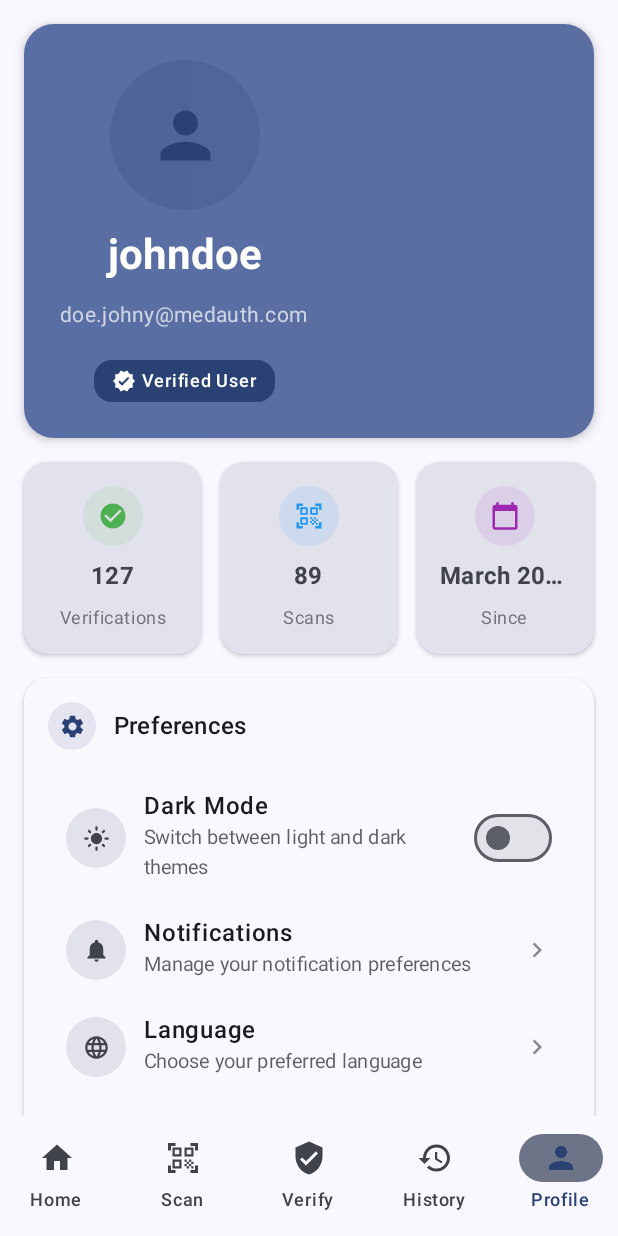
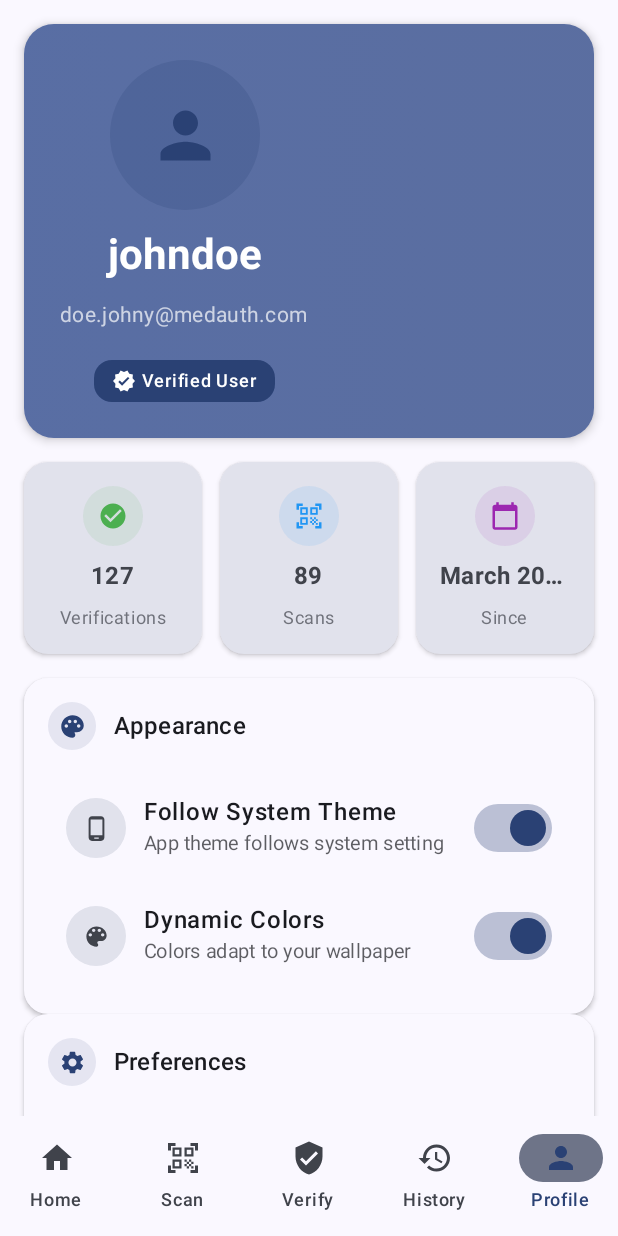
Before and after one commit to DevKorrir/medAuth-Kotlin, an Android app built with Jetpack Compose: the ProfileScreen screen opened through its navigation route, on a phone screen of 412 x 824 dp. Run offline under Robolectric (Android 15) with nearby library versions, the phone set to English and light mode, and no system bars.

Commit message:
Feat: implement theme toggle

```diff
--- a/app/src/main/java/dev/korryr/medauth/data/local/preferences/AppPreferences.kt
+++ b/app/src/main/java/dev/korryr/medauth/data/local/preferences/AppPreferences.kt
@@ -14,6 +14,13 @@ import kotlinx.coroutines.flow.first
 import kotlinx.coroutines.flow.map
 //import javax.inject.Inject
 //import javax.inject.Singleton
+
+// Data class for theme state
+data class ThemeState(
+    val isDarkTheme: Boolean = false,
+    val isDynamicColor: Boolean = true,
+    val isAutoTheme: Boolean = true
+)
 
 // DataStore extension
 private val Context.dataStore: DataStore<Preferences> by preferencesDataStore(name = "medauth_preferences")
--- a/app/src/main/java/dev/korryr/medauth/navigation/AppNavigation.kt
+++ b/app/src/main/java/dev/korryr/medauth/navigation/AppNavigation.kt
@@ -7,6 +7,8 @@ import androidx.compose.ui.Modifier
 import androidx.navigation.NavHostController
 import androidx.navigation.compose.NavHost
 import androidx.navigation.compose.composable
+import dev.korryr.medauth.data.local.preferences.ThemePreferences
+import dev.korryr.medauth.data.local.preferences.ThemeState
 import dev.korryr.medauth.presentation.features.auth.proflile.ProfileScreen
 import dev.korryr.medauth.presentation.features.history.HistoryScreen
 import dev.korryr.medauth.presentation.features.home.HomeScreen
@@ -15,8 +17,8 @@ import dev.korryr.medauth.presentation.features.verification.VerifyScreen
 
 @Composable
 fun AppNavigation(
-    isDarkTheme: Boolean,
-    onThemeToggle: (Boolean) -> Unit,
+    themeState: ThemeState,
+    themePreferences: ThemePreferences,
     modifier: Modifier = Modifier,
     navController: NavHostController
 ) {
@@ -46,8 +48,8 @@ fun AppNavigation(
                 }
                 composable(Screen.Profile.route) {
                     ProfileScreen(
-                        isDarkTheme = isDarkTheme,
-                        onThemeToggle = onThemeToggle,
+                        themeState = themeState,
+                        themePreferences = themePreferences,
                         modifier = modifier
                     )
                 }
--- a/app/src/main/java/dev/korryr/medauth/presentation/activities/MainActivity.kt
+++ b/app/src/main/java/dev/korryr/medauth/presentation/activities/MainActivity.kt
@@ -4,34 +4,56 @@ import android.os.Bundle
 import androidx.activity.ComponentActivity
 import androidx.activity.compose.setContent
 import androidx.activity.enableEdgeToEdge
+import androidx.compose.foundation.isSystemInDarkTheme
 import androidx.compose.foundation.layout.fillMaxSize
+import androidx.compose.runtime.collectAsState
 import androidx.compose.runtime.getValue
 import androidx.compose.runtime.mutableStateOf
 import androidx.compose.runtime.remember
 import androidx.compose.runtime.setValue
 import androidx.compose.ui.Modifier
 import androidx.navigation.compose.rememberNavController
+import dev.korryr.medauth.data.local.preferences.ThemePreferences
+import dev.korryr.medauth.data.local.preferences.ThemeState
 import dev.korryr.medauth.navigation.AppNavigation
 import dev.korryr.medauth.presentation.ui.theme.MedAuthTheme
 
 class MainActivity : ComponentActivity() {
 
+    private lateinit var themePreferences: ThemePreferences
+
     override fun onCreate(savedInstanceState: Bundle?) {
         super.onCreate(savedInstanceState)
         enableEdgeToEdge()
+
+        // Initialize theme preferences
+        themePreferences = ThemePreferences(this)
+
         setContent {
             val navController = rememberNavController()
 
             // Theme state management
-            var isDarkTheme by remember { mutableStateOf(false) }
+            val systemDarkTheme = isSystemInDarkTheme()
+
+            // Collect theme preferences reactively
+            val isDarkTheme by themePreferences.isDarkThemeFlow.collectAsState(initial = false)
+            val isDynamicColor by themePreferences.isDynamicColorFlow.collectAsState(initial = true)
+            val isAutoTheme by themePreferences.isAutoThemeFlow.collectAsState(initial = true)
+
+            // Determine final theme based on preferences
+            val finalDarkTheme = if (isAutoTheme) systemDarkTheme else isDarkTheme
 
             MedAuthTheme(
-                darkTheme = isDarkTheme,
-                dynamicColor = true
+                darkTheme = finalDarkTheme,
+                dynamicColor = isDynamicColor
             ) {
                 AppNavigation(
-                    isDarkTheme = isDarkTheme,
-                    onThemeToggle = { isDarkTheme = !isDarkTheme },
+                    themeState = ThemeState(
+                        isDarkTheme = isDarkTheme,
+                        isDynamicColor = isDynamicColor,
+                        isAutoTheme = isAutoTheme
+                    ),
+                    themePreferences = themePreferences,
                     modifier = Modifier.fillMaxSize(),
                     navController = navController
                 )
--- a/app/src/main/java/dev/korryr/medauth/presentation/features/auth/proflile/ProfileScreen.kt
+++ b/app/src/main/java/dev/korryr/medauth/presentation/features/auth/proflile/ProfileScreen.kt
@@ -10,20 +10,26 @@ import androidx.compose.runtime.Composable
 import androidx.compose.runtime.remember
 import androidx.compose.ui.Modifier
 import androidx.compose.ui.unit.dp
+import dev.korryr.medauth.data.local.preferences.ThemePreferences
+import dev.korryr.medauth.data.local.preferences.ThemeState
 import dev.korryr.medauth.presentation.features.auth.proflile.components.AccountSection
 import dev.korryr.medauth.presentation.features.auth.proflile.components.ProfileHeader
 import dev.korryr.medauth.presentation.features.auth.proflile.components.SettingsSection
 import dev.korryr.medauth.presentation.features.auth.proflile.components.StatsCards
 import dev.korryr.medauth.presentation.features.auth.proflile.components.SupportSection
 import dev.korryr.medauth.presentation.features.auth.proflile.data.UserProfile
+import androidx.compose.runtime.rememberCoroutineScope
+
+import kotlinx.coroutines.launch
 
 @Composable
 fun ProfileScreen(
-    isDarkTheme: Boolean,
-    onThemeToggle: (Boolean) -> Unit,
+    themeState: ThemeState,
+    themePreferences: ThemePreferences,
     modifier: Modifier = Modifier
 ) {
     val userProfile = remember { UserProfile() }
+    val scope = rememberCoroutineScope()
 
     LazyColumn(
         modifier = modifier
@@ -42,8 +48,22 @@ fun ProfileScreen(
 
         item {
             SettingsSection(
-                isDarkTheme = isDarkTheme,
-                onThemeToggle = onThemeToggle
+                themeState = themeState,
+                onThemeToggle = { isDark : Boolean ->
+                    scope.launch {
+                        themePreferences.saveThemePreference(isDark)
+                    }
+                },
+                onAutoThemeToggle = { isAuto ->
+                    scope.launch {
+                        themePreferences.saveAutoThemePreference(isAuto)
+                    }
+                },
+                onDynamicColorToggle = { isDynamic ->
+                    scope.launch {
+                        themePreferences.saveDynamicColorPreference(isDynamic)
+                    }
+                }
             )
         }
 
--- a/app/src/main/java/dev/korryr/medauth/presentation/features/auth/proflile/components/SettingsSection.kt
+++ b/app/src/main/java/dev/korryr/medauth/presentation/features/auth/proflile/components/SettingsSection.kt
@@ -2,49 +2,95 @@ package dev.korryr.medauth.presentation.features.auth.proflile.components
 
 import androidx.compose.material.icons.Icons
 import androidx.compose.material.icons.filled.CameraAlt
+import androidx.compose.material.icons.filled.CloudOff
+import androidx.compose.material.icons.filled.ColorLens
 import androidx.compose.material.icons.filled.DarkMode
 import androidx.compose.material.icons.filled.Language
 import androidx.compose.material.icons.filled.LightMode
 import androidx.compose.material.icons.filled.Notifications
+import androidx.compose.material.icons.filled.Palette
+import androidx.compose.material.icons.filled.PhoneAndroid
+import androidx.compose.material.icons.filled.Save
 import androidx.compose.material.icons.filled.Settings
 import androidx.compose.runtime.Composable
+import dev.korryr.medauth.data.local.preferences.ThemeState
 
 @Composable
 fun SettingsSection(
-    isDarkTheme: Boolean,
-    onThemeToggle: (Boolean) -> Unit
+    themeState: ThemeState,
+    onThemeToggle: (Boolean) -> Unit,
+    onAutoThemeToggle: (Boolean) -> Unit,
+    onDynamicColorToggle: (Boolean) -> Unit
 ) {
+
+    SettingSectionCard(
+        title = "Appearance",
+        icon = Icons.Default.Palette
+    ) {
+        SettingItem(
+            title = "Follow System Theme",
+            subtitle = if (themeState.isAutoTheme) "App theme follows system setting" else "Manual theme selection",
+            icon = Icons.Default.PhoneAndroid,
+            hasSwitch = true,
+            switchState = themeState.isAutoTheme,
+            onClick = { onAutoThemeToggle(!themeState.isAutoTheme) }
+        )
+
+        // Only show manual theme toggle when not following system
+        if (!themeState.isAutoTheme) {
+            SettingItem(
+                title = "Dark Mode",
+                subtitle = if (themeState.isDarkTheme) "Dark theme is enabled" else "Light theme is enabled",
+                icon = if (themeState.isDarkTheme) Icons.Default.DarkMode else Icons.Default.LightMode,
+                hasSwitch = true,
+                switchState = themeState.isDarkTheme,
+                onClick = { onThemeToggle(!themeState.isDarkTheme) }
+            )
+        }
+
+        SettingItem(
+            title = "Dynamic Colors",
+            subtitle = if (themeState.isDynamicColor) "Colors adapt to your wallpaper" else "Use app default colors",
+            icon = Icons.Default.ColorLens,
+            hasSwitch = true,
+            switchState = themeState.isDynamicColor,
+            onClick = { onDynamicColorToggle(!themeState.isDynamicColor) }
+        )
+    }
+
+
     SettingSectionCard(
         title = "Preferences",
         icon = Icons.Default.Settings
     ) {
         SettingItem(
-            title = "Dark Mode",
-            subtitle = "Switch between light and dark themes",
-            icon = if (isDarkTheme) Icons.Default.DarkMode else Icons.Default.LightMode,
+            title = "Push Notifications",
+            subtitle = "Get alerts for medicine verification results",
+            icon = Icons.Default.Notifications,
             hasSwitch = true,
-            switchState = isDarkTheme,
-            onClick = { onThemeToggle(!isDarkTheme) }
+            switchState = true
         )
 
         SettingItem(
-            title = "Notifications",
-            subtitle = "Manage your notification preferences",
-            icon = Icons.Default.Notifications
-        )
-
-        SettingItem(
-            title = "Language",
-            subtitle = "Choose your preferred language",
+            title = "Language & Region",
+            subtitle = "English (Kenya)",
             icon = Icons.Default.Language
         )
 
         SettingItem(
-            title = "Auto-Scan",
-            subtitle = "Enable automatic medicine scanning",
-            icon = Icons.Default.CameraAlt,
+            title = "Auto-Save Scans",
+            subtitle = "Automatically save all scan results",
+            icon = Icons.Default.Save,
             hasSwitch = true,
             switchState = true
         )
+
+        SettingItem(
+            title = "Offline Mode",
+            subtitle = "Enable offline medicine verification",
+            icon = Icons.Default.CloudOff,
+            hasSwitch = true,
+            switchState = false
+        )
     }
 }
```
